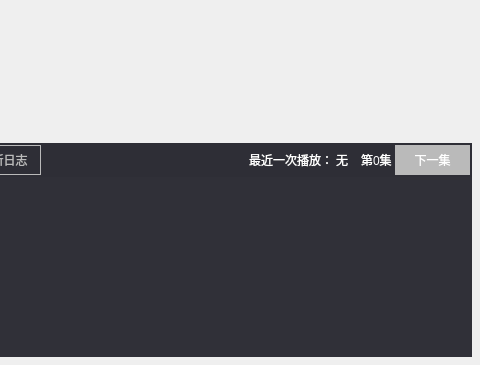
tanyiqu/AnimeArtifactPro, file ui/ui_designer/ui_file/forms/mainForm.ui: the form before one commit; both pictures show x 512 to 992 and y 469 to 834 of the 992 by 834 pixel window.
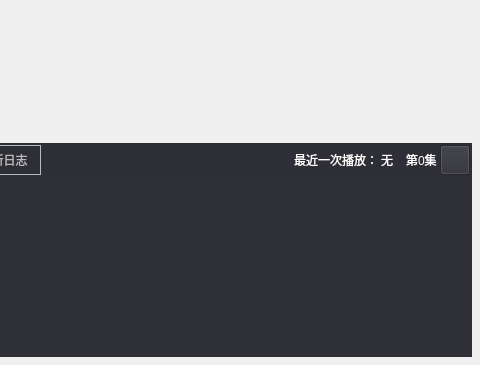
The form after the commit.

Commit message: 把下一集按钮变成图片按钮

Diff of the .ui file:
```diff
--- a/ui/ui_designer/ui_file/forms/mainForm.ui
+++ b/ui/ui_designer/ui_file/forms/mainForm.ui
@@ -624,38 +624,21 @@
         </property>
         <property name="minimumSize">
          <size>
-          <width>75</width>
+          <width>30</width>
           <height>30</height>
          </size>
         </property>
         <property name="maximumSize">
          <size>
-          <width>75</width>
+          <width>30</width>
           <height>30</height>
          </size>
         </property>
         <property name="styleSheet">
-         <string notr="true">QPushButton{
-background-color: #2e2e36;
-color: #bababa;
-font: 10pt &quot;微软雅黑&quot;;
-border: 1px solid #bababa;
-}
-QPushButton:hover{
-background-color: #ff5246;
-color: #ffffff;
-}
-QPushButton:pressed{
-background-color: #000000;
-color: #ffffff;
-}
-QPushButton:disabled{
-background-color: #bababa;
-color: #ffffff;
-}</string>
+         <string notr="true"/>
         </property>
         <property name="text">
-         <string>下一集</string>
+         <string/>
         </property>
        </widget>
       </item>
```
Left out of the diff: 3 changed lines with no effect on the pictures. The commit also changes 8 other files.
